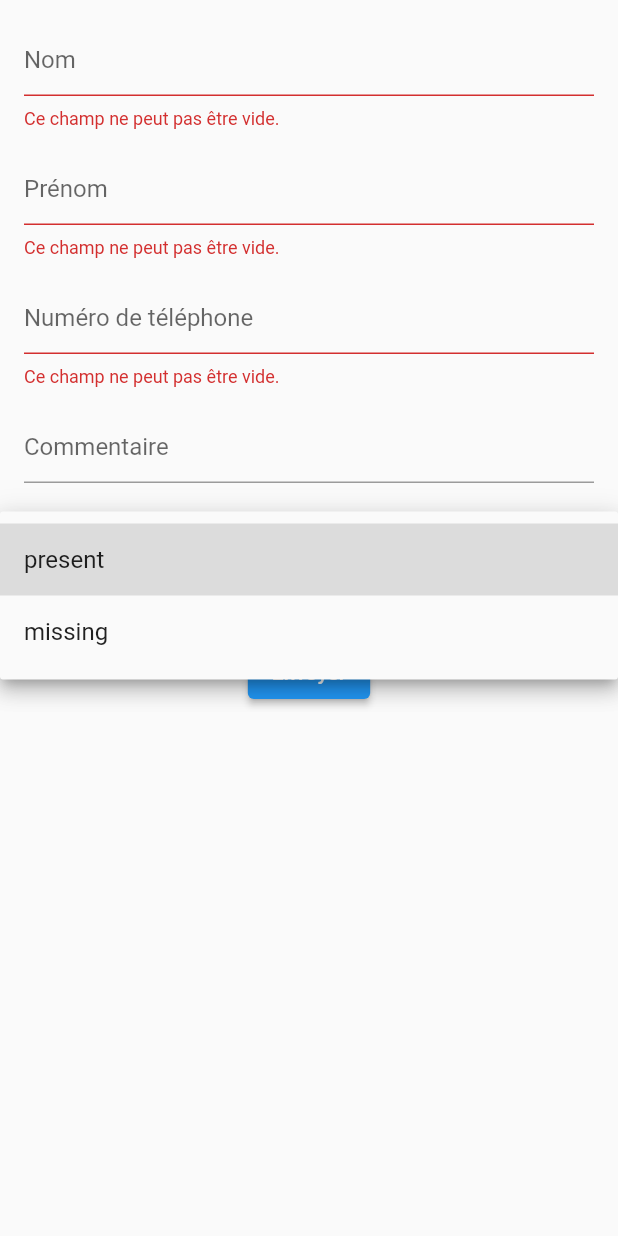
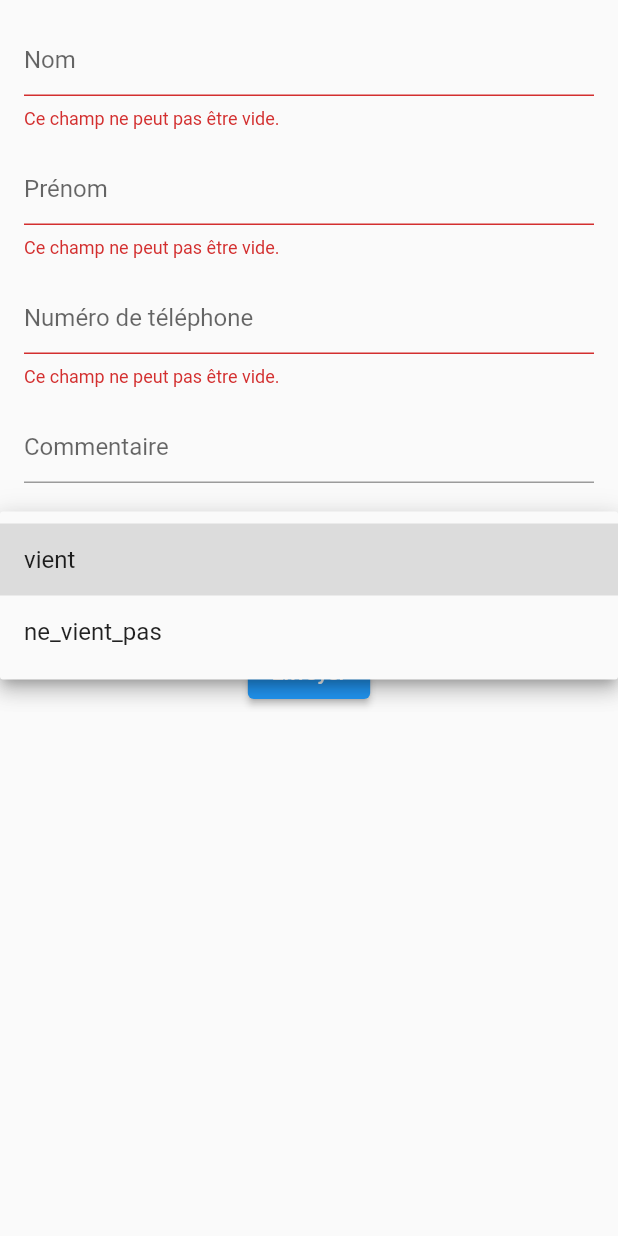
Before and after one commit to Atelier2023/AppFlutter, a Flutter app: the SharedEvent screen opened directly with empty values, after a tap on "Envoyer", after a tap on "Sélectionnez une option", on a phone screen of 412 x 824 dp. Run offline on Flutter 3.47's test engine with Material 2 defaults, Android fonts, the phone set to English and light mode, and no system bars; missing offline and left inert: localstore.

Commit message:
sharedEvent

```diff
--- a/lib/sharedEvent.dart
+++ b/lib/sharedEvent.dart
@@ -38,8 +38,6 @@ class _SharedEventState extends State<SharedEvent> {
           },
         )
         .then((response) => {
-          print(_comment),
-
               http.put(
                 Uri.parse('http://localhost:19100/participants/update/' + widget.idParticipant.toString()),
                 headers: <String, String>{
@@ -54,7 +52,7 @@ class _SharedEventState extends State<SharedEvent> {
                   "id_event": jsonDecode(response.body)['id_event']
                 }),
               ).then((response) => {
-                // print(response.body),
+                print(response.body),
                 if (response.statusCode == 200) {
                   setState(() {
                     _isLoading = false;
@@ -185,6 +183,6 @@ class _SharedEventState extends State<SharedEvent> {
 }
 
 enum Selection {
-  present,
-  missing,
+  vient,
+  ne_vient_pas,
 }
```
Also changed, not shown: lib/main.dart (+9 -6 lines).
